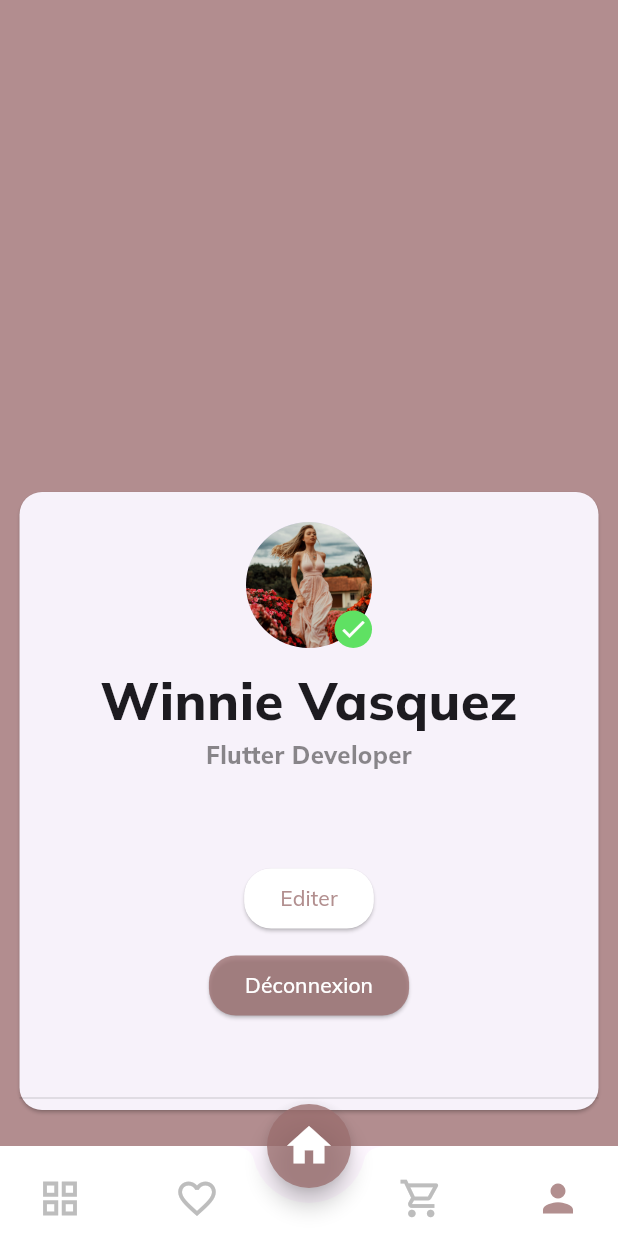
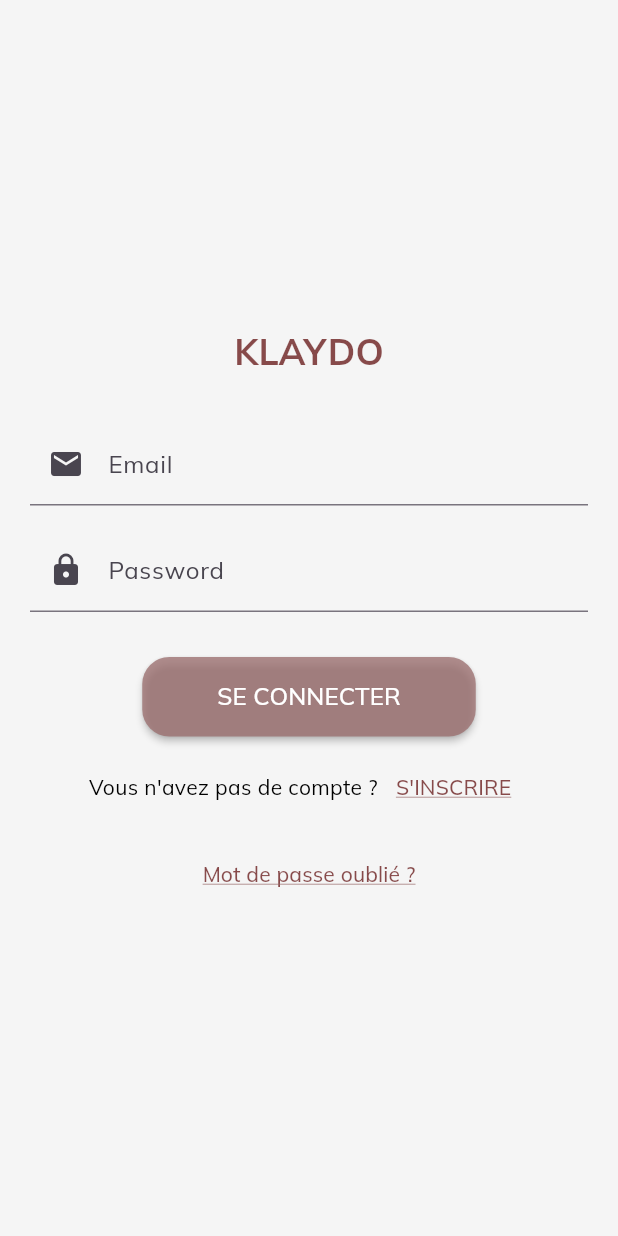
Before and after one commit to iir-projets/FlutterEcommerce, a Flutter app: the screen it shows after launch, item 4 of the bottom bar chosen, after a tap on "Déconnexion", on a phone screen of 412 x 824 dp. Run offline on Flutter 3.47's test engine with Material 3 defaults, Android fonts, the phone set to English and light mode, and no system bars; our stand-ins replace google_fonts.

Commit message:
changeS4

```diff
--- a/Frontend/user/appUser/lib/screens/Home/home_screen.dart
+++ b/Frontend/user/appUser/lib/screens/Home/home_screen.dart
@@ -1,3 +1,5 @@
+import 'dart:async';
+
 import 'package:ecommerce_mobile_app/models/product_model.dart';
 import 'package:ecommerce_mobile_app/screens/Home/Widget/product_cart.dart';
 import 'package:ecommerce_mobile_app/screens/Home/Widget/search_bar.dart';
@@ -6,6 +8,7 @@
 import '../../models/category.dart';
 import 'Widget/home_app_bar.dart';
 import 'Widget/image_slider.dart';
+import '../Loading.dart';
 
 class HomeScreen extends StatefulWidget {
   const HomeScreen({super.key});
@@ -17,6 +20,19 @@
 class _HomeScreenState extends State<HomeScreen> {
   int currentSlider = 0;
   int selectedIndex = 0;
+  bool loadWait = true;
+
+  @override
+  void initState() {
+    super.initState();
+    Future.delayed(Duration(seconds: 3)).then((_) {
+      setState(() {
+        loadWait = false;
+      });
+      print('Waited for 5 seconds');
+    });
+  }
+
   @override
   Widget build(BuildContext context) {
     List<List<Product>> selectcategories = [
@@ -27,7 +43,9 @@
       jewelry,
       menFashion
     ];
-    return Scaffold(
+    return loadWait == true
+        ? Loading()
+        : Scaffold(
             backgroundColor: Colors.white,
             body: SingleChildScrollView(
               child: Padding(
@@ -84,7 +102,8 @@
                       padding: EdgeInsets.zero,
                       physics: const NeverScrollableScrollPhysics(),
                       shrinkWrap: true,
-                gridDelegate: const SliverGridDelegateWithFixedCrossAxisCount(
+                      gridDelegate:
+                          const SliverGridDelegateWithFixedCrossAxisCount(
                               crossAxisCount: 2,
                               childAspectRatio: 0.75,
                               crossAxisSpacing: 20,
--- /dev/null
+++ b/Frontend/user/appUser/lib/screens/Loading.dart
@@ -0,0 +1,17 @@
+import 'package:flutter/material.dart';
+import '../constants.dart';
+
+class Loading extends StatelessWidget {
+  const Loading({super.key});
+
+  @override
+  Widget build(BuildContext context) {
+    return Scaffold(
+      body: Center(
+        child: CircularProgressIndicator(
+          color: kprimaryColor,
+        ), // Indicateur de chargement circulaire
+      ),
+    );
+  }
+}
--- /dev/null
+++ b/Frontend/user/appUser/lib/screens/Login/signIn.dart
@@ -0,0 +1,161 @@
+import 'package:flutter/material.dart';
+import 'package:flutter/widgets.dart';
+import '../nav_bar_screen.dart';
+import './signUp.dart';
+import './pwd.dart';
+import '../../constants.dart';
+import '../Home/home_screen.dart';
+import 'dart:async';
+import '../Loading.dart';
+
+void main() => runApp(MyApp());
+
+class MyApp extends StatelessWidget {
+  @override
+  Widget build(BuildContext context) {
+    return MaterialApp(
+      home: LoginPage(),
+      theme: ThemeData(
+        inputDecorationTheme: InputDecorationTheme(
+          border: OutlineInputBorder(
+            borderRadius: BorderRadius.circular(15.0),
+          ),
+        ),
+      ),
+    );
+  }
+}
+
+class LoginPage extends StatefulWidget {
+  @override
+  _LoginPageState createState() => _LoginPageState();
+}
+
+class _LoginPageState extends State<LoginPage> {
+  bool loadWait = false;
+
+  // @override
+  // void initState() {
+  //   // super.initState();
+  //   waitingLoad();
+  // }
+
+  @override
+  Widget build(BuildContext context) {
+    return loadWait ? Loading() : buildLoginForm();
+  }
+
+  waitingLoad() async {
+    await Future.delayed(Duration(seconds: 3));
+    // bhala kandiro refrech
+    setState(() {
+      loadWait = false;
+    });
+  }
+
+  Widget buildLoginForm() {
+    return Scaffold(
+      backgroundColor: kcontentColor,
+      body: SafeArea(
+        child: Center(
+          child: SingleChildScrollView(
+            // Added to make the screen scrollable when keyboard appears
+            padding: const EdgeInsets.all(20.0),
+            child: Column(
+              mainAxisAlignment: MainAxisAlignment.center,
+              children: <Widget>[
+                Text(
+                  'KLAYDO',
+                  style: TextStyle(
+                      fontSize: 24,
+                      fontWeight: FontWeight.bold,
+                      color: priceColor),
+                ),
+                SizedBox(height: 30),
+                TextField(
+                  decoration: InputDecoration(
+                    labelText: 'Email',
+                    prefixIcon: Icon(Icons.email),
+                  ),
+                ),
+                SizedBox(height: 15),
+                TextField(
+                  obscureText: true,
+                  decoration: InputDecoration(
+                    labelText: 'Password',
+                    prefixIcon: Icon(Icons.lock),
+                  ),
+                ),
+                SizedBox(height: 30),
+                MaterialButton(
+                  shape: RoundedRectangleBorder(
+                    borderRadius: BorderRadius.circular(18.0),
+                  ),
+                  color: kprimaryColor,
+                  padding: EdgeInsets.symmetric(vertical: 15, horizontal: 50),
+                  child: Text('SE CONNECTER',
+                      style: TextStyle(color: Colors.white, fontSize: 16)),
+                  onPressed: () {
+                    setState(() {
+                      loadWait = true;
+                    });
+                    waitingLoad();
+                    Navigator.push(
+                      context,
+                      MaterialPageRoute(builder: (context) => BottomNavBar()),
+                    );
+                  },
+                ),
+                SizedBox(height: 10), // Added spacing
+                Row(
+                  mainAxisAlignment: MainAxisAlignment.center,
+                  children: [
+                    Text(
+                      "Vous n'avez pas de compte ?",
+                      style: TextStyle(color: Colors.black),
+                    ),
+                    TextButton(
+                      onPressed: () {
+                        Navigator.push(
+                          context,
+                          MaterialPageRoute(
+                              builder: (context) => SignUpScreen()),
+                        );
+                      },
+                      child: Text(
+                        'S\'INSCRIRE',
+                        style: TextStyle(
+                          color: priceColor,
+                          decoration: TextDecoration.underline,
+                          decorationColor: kprimaryColor,
+                        ),
+                      ),
+                    ),
+                  ],
+                ),
+                SizedBox(height: 10), // Added spacing
+                TextButton(
+                  // Added a link to reset password
+                  onPressed: () {
+                    Navigator.push(
+                      context,
+                      MaterialPageRoute(builder: (context) => PwdOublie()),
+                    );
+                  },
+                  child: Text(
+                    'Mot de passe oublié ?',
+                    style: TextStyle(
+                      color: priceColor,
+                      decoration: TextDecoration.underline,
+                      decorationColor: kprimaryColor,
+                    ),
+                  ),
+                ),
+              ],
+            ),
+          ),
+        ),
+      ),
+    );
+  }
+}
--- a/Frontend/user/appUser/lib/screens/Profile/profile.dart
+++ b/Frontend/user/appUser/lib/screens/Profile/profile.dart
@@ -1,5 +1,7 @@
 import 'package:flutter/material.dart';
 import 'package:ecommerce_mobile_app/constants.dart';
+import 'editProfile.dart'; // Importez la page PageEditProfil.dart
+import '../Login/signIn.dart'; // Importez la page PageLogin.dart
 
 class Profile extends StatelessWidget {
   const Profile({Key? key}) : super(key: key);
@@ -94,8 +96,12 @@
                             children: [
                               ElevatedButton(
                                 onPressed: () {
-                                  // Action lorsque le bouton "Editer" est appuyé
-                                  // Ajoutez votre logique ici
+                                  // Redirection vers la page d'édition de profil
+                                  // Navigator.push(
+                                  //   context
+                                  //   // MaterialPageRoute(
+                                  //   //     builder: (context) => PageEditProfil()),
+                                  // );
                                 },
                                 style: ButtonStyle(
                                   backgroundColor:
@@ -115,8 +121,12 @@
                               SizedBox(height: 10),
                               ElevatedButton(
                                 onPressed: () {
-                                  // Action lorsque le bouton "Déconnexion" est appuyé
-                                  // Ajoutez votre logique ici
+                                  // Redirection vers la page de connexion
+                                  Navigator.pushReplacement(
+                                    context,
+                                    MaterialPageRoute(
+                                        builder: (context) => LoginPage()),
+                                  );
                                 },
                                 style: ButtonStyle(
                                   backgroundColor: MaterialStateProperty.all<
```
Also changed, not shown: Frontend/user/appUser/lib/screens/Login/pwd.dart (added, +77 -0 lines), Frontend/user/appUser/lib/screens/Login/sendCode.dart (added, +111 -0 lines), Frontend/user/appUser/lib/screens/Login/signUp.dart (added, +125 -0 lines), Frontend/user/appUser/lib/constants.dart (line endings or trailing spaces), Frontend/user/appUser/lib/screens/Profile/editProfile.dart (added). Lines whose indentation alone changed are shown as unchanged.
